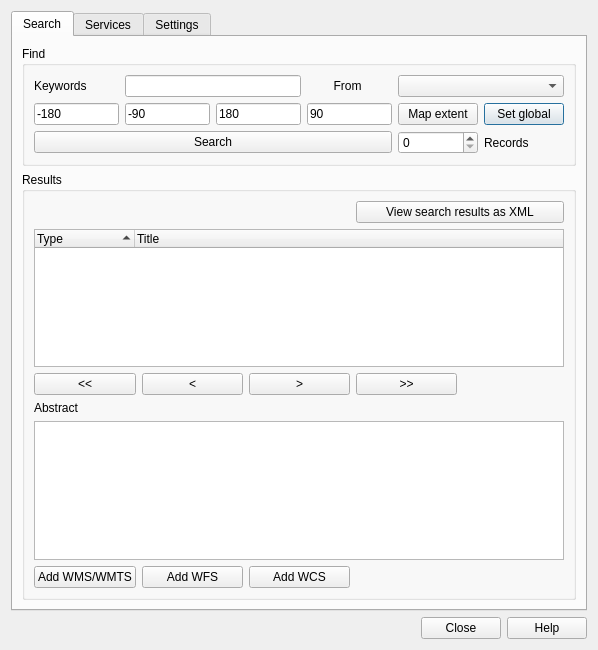
Qt form python/plugins/MetaSearch/ui/maindialog.ui (qgis/QGIS) before a commit.
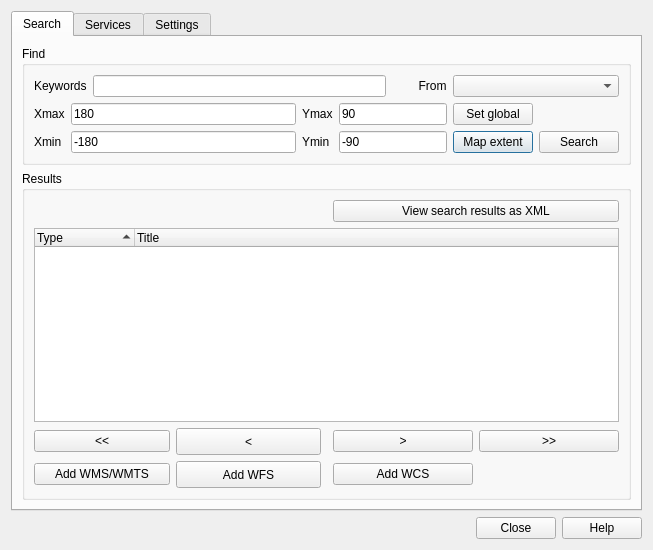
The same form after that commit.

Diff of the .ui file:
```diff
--- a/python/plugins/MetaSearch/ui/maindialog.ui
+++ b/python/plugins/MetaSearch/ui/maindialog.ui
@@ -6,8 +6,8 @@
    <rect>
     <x>0</x>
     <y>0</y>
-    <width>598</width>
-    <height>650</height>
+    <width>653</width>
+    <height>550</height>
    </rect>
   </property>
   <property name="windowTitle">
@@ -26,153 +26,173 @@
       <layout class="QVBoxLayout" name="verticalLayout_2">
        <item>
         <widget class="QGroupBox" name="groupBox">
+         <property name="sizePolicy">
+          <sizepolicy hsizetype="Expanding" vsizetype="Fixed">
+           <horstretch>0</horstretch>
+           <verstretch>0</verstretch>
+          </sizepolicy>
+         </property>
          <property name="title">
           <string>Find</string>
          </property>
-         <layout class="QGridLayout" name="gridLayout_4">
-          <item row="2" column="6">
-           <widget class="QPushButton" name="btnGlobalBbox">
+         <layout class="QGridLayout" name="gridLayout_3">
+          <item row="0" column="1">
+           <widget class="QLineEdit" name="leKeywords">
+            <property name="sizePolicy">
+             <sizepolicy hsizetype="Expanding" vsizetype="Fixed">
+              <horstretch>0</horstretch>
+              <verstretch>0</verstretch>
+             </sizepolicy>
+            </property>
+           </widget>
+          </item>
+          <item row="0" column="0">
+           <widget class="QLabel" name="label_3">
             <property name="text">
-             <string>Set global</string>
+             <string>Keywords</string>
             </property>
            </widget>
           </item>
-          <item row="0" column="5" colspan="2">
-           <widget class="QComboBox" name="cmbConnectionsSearch"/>
-          </item>
-          <item row="2" column="5">
+          <item row="2" column="3" colspan="2">
            <widget class="QPushButton" name="btnCanvasBbox">
             <property name="text">
              <string>Map extent</string>
             </property>
            </widget>
           </item>
-          <item row="2" column="0" colspan="2">
-           <widget class="QLineEdit" name="leWest">
-            <property name="text">
-             <string>-180</string>
-            </property>
-           </widget>
-          </item>
-          <item row="2" column="4">
-           <widget class="QLineEdit" name="leNorth">
-            <property name="text">
-             <string>90</string>
-            </property>
-           </widget>
-          </item>
-          <item row="3" column="5">
-           <widget class="QSpinBox" name="spnRecords"/>
-          </item>
-          <item row="3" column="6">
-           <widget class="QLabel" name="label_2">
-            <property name="text">
-             <string>Records</string>
-            </property>
-            <property name="alignment">
-             <set>Qt::AlignLeading|Qt::AlignLeft|Qt::AlignVCenter</set>
-            </property>
-           </widget>
-          </item>
-          <item row="3" column="0" colspan="5">
+          <item row="2" column="5">
            <widget class="QPushButton" name="btnSearch">
             <property name="text">
              <string>Search</string>
             </property>
            </widget>
           </item>
-          <item row="2" column="2">
-           <widget class="QLineEdit" name="leSouth">
+          <item row="1" column="3" colspan="2">
+           <widget class="QPushButton" name="btnGlobalBbox">
             <property name="text">
-             <string>-90</string>
+             <string>Set global</string>
             </property>
            </widget>
           </item>
-          <item row="2" column="3">
-           <widget class="QLineEdit" name="leEast">
-            <property name="text">
-             <string>180</string>
+          <item row="0" column="3" colspan="3">
+           <widget class="QComboBox" name="cmbConnectionsSearch">
+            <property name="sizePolicy">
+             <sizepolicy hsizetype="Expanding" vsizetype="Fixed">
+              <horstretch>0</horstretch>
+              <verstretch>0</verstretch>
+             </sizepolicy>
             </property>
            </widget>
           </item>
-          <item row="0" column="2" colspan="2">
-           <widget class="QLineEdit" name="leKeywords"/>
+          <item row="1" column="0" rowspan="2" colspan="3">
+           <layout class="QGridLayout" name="gridLayout_2">
+            <item row="0" column="0">
+             <widget class="QLabel" name="label_4">
+              <property name="text">
+               <string>Xmax</string>
+              </property>
+             </widget>
+            </item>
+            <item row="0" column="1">
+             <widget class="QLineEdit" name="leEast">
+              <property name="enabled">
+               <bool>true</bool>
+              </property>
+              <property name="minimumSize">
+               <size>
+                <width>85</width>
+                <height>0</height>
+               </size>
+              </property>
+              <property name="text">
+               <string>180</string>
+              </property>
+             </widget>
+            </item>
+            <item row="0" column="2">
+             <widget class="QLabel" name="label_7">
+              <property name="text">
+               <string>Ymax</string>
+              </property>
+             </widget>
+            </item>
+            <item row="0" column="3" colspan="2">
+             <widget class="QLineEdit" name="leNorth">
+              <property name="minimumSize">
+               <size>
+                <width>85</width>
+                <height>0</height>
+               </size>
+              </property>
+              <property name="text">
+               <string>90</string>
+              </property>
+             </widget>
+            </item>
+            <item row="1" column="0">
+             <widget class="QLabel" name="label_6">
+              <property name="text">
+               <string>Xmin</string>
+              </property>
+             </widget>
+            </item>
+            <item row="1" column="1">
+             <widget class="QLineEdit" name="leWest">
+              <property name="minimumSize">
+               <size>
+                <width>85</width>
+                <height>0</height>
+               </size>
+              </property>
+              <property name="text">
+               <string>-180</string>
+              </property>
+             </widget>
+            </item>
+            <item row="1" column="2">
+             <widget class="QLabel" name="label_8">
+              <property name="text">
+               <string>Ymin</string>
+              </property>
+             </widget>
+            </item>
+            <item row="1" column="3" colspan="2">
+             <widget class="QLineEdit" name="leSouth">
+              <property name="minimumSize">
+               <size>
+                <width>85</width>
+                <height>0</height>
+               </size>
+              </property>
+              <property name="text">
+               <string>-90</string>
+              </property>
+             </widget>
+            </item>
+           </layout>
           </item>
-          <item row="0" column="4">
+          <item row="0" column="2">
            <widget class="QLabel" name="label">
             <property name="text">
              <string>        From</string>
             </property>
            </widget>
           </item>
-          <item row="0" column="0">
-           <widget class="QLabel" name="label_3">
-            <property name="text">
-             <string>Keywords</string>
-            </property>
-           </widget>
-          </item>
          </layout>
         </widget>
        </item>
        <item>
         <widget class="QGroupBox" name="groupBox_2">
+         <property name="sizePolicy">
+          <sizepolicy hsizetype="Preferred" vsizetype="Expanding">
+           <horstretch>0</horstretch>
+           <verstretch>0</verstretch>
+          </sizepolicy>
+         </property>
          <property name="title">
           <string>Results</string>
          </property>
          <layout class="QGridLayout" name="gridLayout_5">
-          <item row="2" column="2">
-           <widget class="QPushButton" name="btnNext">
-            <property name="text">
-             <string>&gt;</string>
-            </property>
-           </widget>
-          </item>
-          <item row="2" column="0">
-           <widget class="QPushButton" name="btnFirst">
-            <property name="text">
-             <string>&lt;&lt;</string>
-            </property>
-           </widget>
-          </item>
-          <item row="6" column="2">
-           <widget class="QPushButton" name="btnAddToWcs">
-            <property name="text">
-             <string>Add WCS</string>
-            </property>
-           </widget>
-          </item>
-          <item row="6" column="0">
-           <widget class="QPushButton" name="btnAddToWms">
-            <property name="text">
-             <string>Add WMS/WMTS</string>
-            </property>
-           </widget>
-          </item>
-          <item row="4" column="0" colspan="5">
-           <widget class="QTextEdit" name="textAbstract"/>
-          </item>
-          <item row="2" column="1">
-           <widget class="QPushButton" name="btnPrev">
-            <property name="text">
-             <string>&lt;</string>
-            </property>
-           </widget>
-          </item>
-          <item row="6" column="1">
-           <widget class="QPushButton" name="btnAddToWfs">
-            <property name="text">
-             <string>Add WFS</string>
-            </property>
-           </widget>
-          </item>
-          <item row="3" column="0" colspan="2">
-           <widget class="QLabel" name="label_4">
-            <property name="text">
-             <string>Abstract</string>
-            </property>
-           </widget>
-          </item>
           <item row="0" column="0" colspan="3">
            <widget class="QLabel" name="lblResults">
             <property name="text">
@@ -218,6 +238,19 @@
             </column>
            </widget>
           </item>
+          <item row="2" column="1">
+           <widget class="QPushButton" name="btnPrev">
+            <property name="minimumSize">
+             <size>
+              <width>145</width>
+              <height>27</height>
+             </size>
+            </property>
+            <property name="text">
+             <string>&lt;</string>
+            </property>
+           </widget>
+          </item>
           <item row="0" column="3" colspan="2">
            <widget class="QPushButton" name="btnShowXml">
             <property name="text">
@@ -225,26 +258,95 @@
             </property>
            </widget>
           </item>
-          <item row="2" column="3">
+          <item row="2" column="0">
+           <widget class="QPushButton" name="btnFirst">
+            <property name="text">
+             <string>&lt;&lt;</string>
+            </property>
+           </widget>
+          </item>
+          <item row="4" column="0">
+           <widget class="QPushButton" name="btnAddToWms">
+            <property name="sizePolicy">
+             <sizepolicy hsizetype="Expanding" vsizetype="Fixed">
+              <horstretch>0</horstretch>
+              <verstretch>0</verstretch>
+             </sizepolicy>
+            </property>
+            <property name="text">
+             <string>Add WMS/WMTS</string>
+            </property>
+           </widget>
+          </item>
+          <item row="4" column="1">
+           <widget class="QPushButton" name="btnAddToWfs">
+            <property name="sizePolicy">
+             <sizepolicy hsizetype="Expanding" vsizetype="Fixed">
+              <horstretch>0</horstretch>
+              <verstretch>0</verstretch>
+             </sizepolicy>
+            </property>
+            <property name="minimumSize">
+             <size>
+              <width>145</width>
+              <height>27</height>
+             </size>
+            </property>
+            <property name="text">
+             <string>Add WFS</string>
+            </property>
+           </widget>
+          </item>
+          <item row="2" column="4">
            <widget class="QPushButton" name="btnLast">
+            <property name="minimumSize">
+             <size>
+              <width>140</width>
+              <height>0</height>
+             </size>
+            </property>
             <property name="text">
              <string>&gt;&gt;</string>
             </property>
            </widget>
           </item>
+          <item row="4" column="3">
+           <widget class="QPushButton" name="btnAddToWcs">
+            <property name="sizePolicy">
+             <sizepolicy hsizetype="Expanding" vsizetype="Fixed">
+              <horstretch>0</horstretch>
+              <verstretch>0</verstretch>
+             </sizepolicy>
+            </property>
+            <property name="text">
+             <string>Add WCS</string>
+            </property>
+           </widget>
+          </item>
+          <item row="2" column="3">
+           <widget class="QPushButton" name="btnNext">
+            <property name="minimumSize">
+             <size>
+              <width>140</width>
+              <height>0</height>
+             </size>
+            </property>
+            <property name="text">
+             <string>&gt;</string>
+            </property>
+           </widget>
+          </item>
          </layout>
          <zorder>treeRecords</zorder>
          <zorder>lblResults</zorder>
          <zorder>btnPrev</zorder>
          <zorder>btnFirst</zorder>
-         <zorder>btnNext</zorder>
-         <zorder>label_4</zorder>
-         <zorder>textAbstract</zorder>
-         <zorder>btnAddToWms</zorder>
          <zorder>btnShowXml</zorder>
-         <zorder>btnLast</zorder>
+         <zorder>btnAddToWms</zorder>
          <zorder>btnAddToWfs</zorder>
+         <zorder>btnLast</zorder>
          <zorder>btnAddToWcs</zorder>
+         <zorder>btnNext</zorder>
         </widget>
        </item>
       </layout>
@@ -326,64 +428,57 @@
       <attribute name="title">
        <string>Settings</string>
       </attribute>
-      <widget class="QGroupBox" name="saveStrategyGroup">
+      <widget class="QGroupBox" name="groupBox_3">
        <property name="geometry">
         <rect>
          <x>10</x>
          <y>10</y>
-         <width>558</width>
-         <height>548</height>
+         <width>571</width>
+         <height>71</height>
         </rect>
        </property>
        <property name="title">
-        <string>Connection naming</string>
+        <string>Results paging</string>
        </property>
-       <layout class="QVBoxLayout" name="verticalLayout_3">
-        <item>
-         <widget class="QLabel" name="lblSaveStrategy">
-          <property name="text">
-           <string>When saving the connection of an OWS service</string>
-          </property>
-         </widget>
-        </item>
-        <item>
-         <widget class="QRadioButton" name="radioTitleAsk">
-          <property name="text">
-           <string>Use the OWS Service Title and ask before overwriting</string>
-          </property>
-          <property name="checked">
-           <bool>true</bool>
-          </property>
-         </widget>
-        </item>
-        <item>
-         <widget class="QRadioButton" name="radioTitleNoAsk">
-          <property name="text">
-           <string>Use the OWS Service Title and always overwrite if already available</string>
-          </property>
-         </widget>
-        </item>
-        <item>
-         <widget class="QRadioButton" name="radioTempName">
-          <property name="text">
-           <string>Use a temporary name, which you can change later</string>
-          </property>
-         </widget>
-        </item>
-        <item>
-         <spacer name="verticalSpacer">
-          <property name="orientation">
-           <enum>Qt::Vertical</enum>
-          </property>
-          <property name="sizeHint" stdset="0">
-           <size>
-            <width>20</width>
-            <height>40</height>
-           </size>
-          </property>
-         </spacer>
-        </item>
-       </layout>
+       <widget class="QLabel" name="label_5">
+        <property name="geometry">
+         <rect>
+          <x>10</x>
+          <y>30</y>
+          <width>41</width>
+          <height>26</height>
+         </rect>
+        </property>
+        <property name="text">
+         <string>Show</string>
+        </property>
+       </widget>
+       <widget class="QSpinBox" name="spnRecords">
+        <property name="geometry">
+         <rect>
+          <x>60</x>
+          <y>30</y>
+          <width>104</width>
+          <height>26</height>
+         </rect>
+        </property>
+       </widget>
+       <widget class="QLabel" name="label_2">
+        <property name="geometry">
+         <rect>
+          <x>170</x>
+          <y>30</y>
+          <width>229</width>
+          <height>26</height>
+         </rect>
+        </property>
+        <property name="text">
+         <string>results at a time</string>
+        </property>
+        <property name="alignment">
+         <set>Qt::AlignLeading|Qt::AlignLeft|Qt::AlignVCenter</set>
+        </property>
+       </widget>
       </widget>
      </widget>
     </widget>
```
